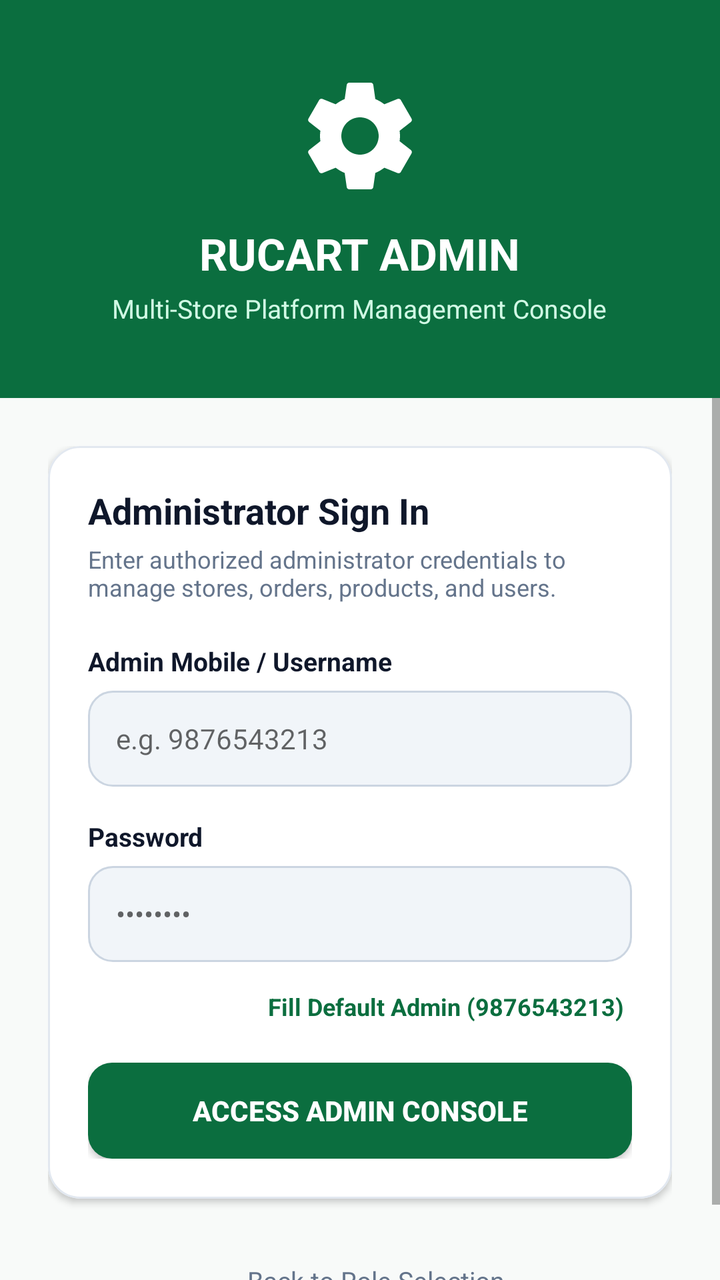
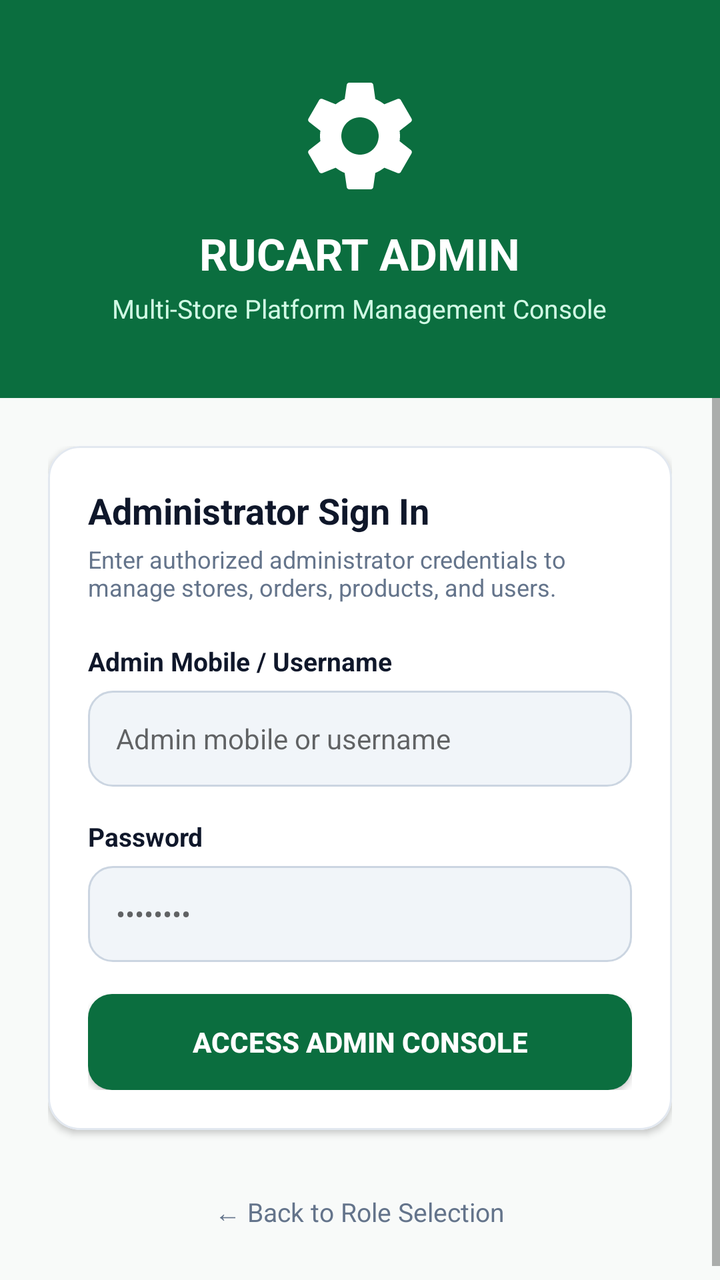

Before-and-after screenshots of an Android layout around one commit, followed by the original layout XML and the change that was made.
<!-- AndroidManifest.xml: application theme Theme.Rucart -->
<!-- res/layout/activity_admin_login.xml -->
<?xml version="1.0" encoding="utf-8"?>
<LinearLayout xmlns:android="http://schemas.android.com/apk/res/android"
    xmlns:app="http://schemas.android.com/apk/res-auto"
    android:layout_width="match_parent"
    android:layout_height="match_parent"
    android:background="@color/window_background"
    android:orientation="vertical">

    
    <LinearLayout
        android:layout_width="match_parent"
        android:layout_height="wrap_content"
        android:background="@color/primary_green"
        android:gravity="center"
        android:orientation="vertical"
        android:paddingVertical="36dp">

        <ImageView
            android:layout_width="64dp"
            android:layout_height="64dp"
            android:src="@drawable/ic_admin"
            app:tint="@color/white" />

        <TextView
            android:layout_width="wrap_content"
            android:layout_height="wrap_content"
            android:layout_marginTop="12dp"
            android:text="RUCART ADMIN"
            android:textColor="@color/white"
            android:textSize="22sp"
            android:textStyle="bold" />

        <TextView
            android:layout_width="wrap_content"
            android:layout_height="wrap_content"
            android:layout_marginTop="4dp"
            android:text="Multi-Store Platform Management Console"
            android:textColor="@color/accent_green_light"
            android:textSize="13sp" />
    </LinearLayout>

    <ScrollView
        android:layout_width="match_parent"
        android:layout_height="0dp"
        android:layout_weight="1"
        android:fillViewport="true">

        <LinearLayout
            android:layout_width="match_parent"
            android:layout_height="wrap_content"
            android:orientation="vertical"
            android:padding="24dp">

            <com.google.android.material.card.MaterialCardView
                android:layout_width="match_parent"
                android:layout_height="wrap_content"
                app:cardBackgroundColor="@color/white"
                app:cardCornerRadius="16dp"
                app:cardElevation="2dp"
                app:strokeColor="@color/divider_color"
                app:strokeWidth="1dp">

                <LinearLayout
                    android:layout_width="match_parent"
                    android:layout_height="wrap_content"
                    android:orientation="vertical"
                    android:padding="20dp">

                    <TextView
                        android:layout_width="wrap_content"
                        android:layout_height="wrap_content"
                        android:text="Administrator Sign In"
                        android:textColor="@color/text_primary"
                        android:textSize="18sp"
                        android:textStyle="bold" />

                    <TextView
                        android:layout_width="wrap_content"
                        android:layout_height="wrap_content"
                        android:layout_marginTop="4dp"
                        android:text="Enter authorized administrator credentials to manage stores, orders, products, and users."
                        android:textColor="@color/text_secondary"
                        android:textSize="12sp" />

                    
                    <TextView
                        android:layout_width="wrap_content"
                        android:layout_height="wrap_content"
                        android:layout_marginTop="20dp"
                        android:text="Admin Mobile / Username"
                        android:textColor="@color/text_primary"
                        android:textSize="13sp"
                        android:textStyle="bold" />

                    <EditText
                        android:id="@+id/etAdminPhone"
                        android:layout_width="match_parent"
                        android:layout_height="48dp"
                        android:layout_marginTop="6dp"
                        android:background="@drawable/bg_input_field"
                        android:hint="e.g. 9876543213"
                        android:inputType="phone"
                        android:maxLength="15"
                        android:paddingHorizontal="14dp"
                        android:textColor="@color/text_primary"
                        android:textSize="14sp" />

                    
                    <TextView
                        android:layout_width="wrap_content"
                        android:layout_height="wrap_content"
                        android:layout_marginTop="16dp"
                        android:text="Password"
                        android:textColor="@color/text_primary"
                        android:textSize="13sp"
                        android:textStyle="bold" />

                    <EditText
                        android:id="@+id/etAdminPassword"
                        android:layout_width="match_parent"
                        android:layout_height="48dp"
                        android:layout_marginTop="6dp"
                        android:background="@drawable/bg_input_field"
                        android:hint="••••••••"
                        android:inputType="textPassword"
                        android:paddingHorizontal="14dp"
                        android:textColor="@color/text_primary"
                        android:textSize="14sp" />

                    
                    <TextView
                        android:id="@+id/tvAdminQuickFill"
                        android:layout_width="wrap_content"
                        android:layout_height="wrap_content"
                        android:layout_gravity="end"
                        android:layout_marginTop="10dp"
                        android:padding="4dp"
                        android:text="Fill Default Admin (9876543213)"
                        android:textColor="@color/primary_green"
                        android:textSize="12sp"
                        android:textStyle="bold" />

                    
                    <ProgressBar
                        android:id="@+id/pbAdminLogin"
                        android:layout_width="wrap_content"
                        android:layout_height="wrap_content"
                        android:layout_gravity="center_horizontal"
                        android:layout_marginTop="16dp"
                        android:visibility="gone" />

                    
                    <androidx.appcompat.widget.AppCompatButton
                        android:id="@+id/btnAdminLogin"
                        android:layout_width="match_parent"
                        android:layout_height="48dp"
                        android:layout_marginTop="16dp"
                        android:background="@drawable/bg_button_primary"
                        android:text="Access Admin Console"
                        android:textColor="@color/white"
                        android:textSize="14sp"
                        android:textStyle="bold" />

                </LinearLayout>
            </com.google.android.material.card.MaterialCardView>

            
            <TextView
                android:id="@+id/tvBackToRoles"
                android:layout_width="wrap_content"
                android:layout_height="wrap_content"
                android:layout_gravity="center_horizontal"
                android:layout_marginTop="24dp"
                android:padding="8dp"
                android:text="← Back to Role Selection"
                android:textColor="@color/text_secondary"
                android:textSize="13sp" />

        </LinearLayout>
    </ScrollView>

</LinearLayout>
<!-- resources referenced by this layout -->
<resources>
  <color name="accent_green_light">#D1FAE5</color>
  <color name="divider_color">#E2E8F0</color>
  <color name="primary_green">#0B6E3F</color>
  <color name="text_primary">#0F172A</color>
  <color name="text_secondary">#64748B</color>
  <color name="white">#FFFFFF</color>
  <color name="window_background">#F8FAF9</color>
  <!-- drawable bg_button_primary (drawable) -->
  <?xml version="1.0" encoding="utf-8"?>
  <ripple xmlns:android="http://schemas.android.com/apk/res/android"
      android:color="#33FFFFFF">
      <item>
          <shape android:shape="rectangle">
              <solid android:color="@color/primary_green" />
              <corners android:radius="@dimen/corner_radius_medium" />
          </shape>
      </item>
  </ripple>
  <!-- drawable bg_input_field (drawable) -->
  <?xml version="1.0" encoding="utf-8"?>
  <selector xmlns:android="http://schemas.android.com/apk/res/android">
      <item android:state_focused="true">
          <shape android:shape="rectangle">
              <solid android:color="@color/white" />
              <stroke
                  android:width="1.5dp"
                  android:color="@color/primary_green" />
              <corners android:radius="@dimen/corner_radius_medium" />
          </shape>
      </item>
      <item>
          <shape android:shape="rectangle">
              <solid android:color="@color/input_background" />
              <stroke
                  android:width="1dp"
                  android:color="@color/input_stroke" />
              <corners android:radius="@dimen/corner_radius_medium" />
          </shape>
      </item>
  </selector>
  <!-- drawable ic_admin (drawable) -->
  <vector xmlns:android="http://schemas.android.com/apk/res/android"
      android:width="24dp"
      android:height="24dp"
      android:viewportWidth="24"
      android:viewportHeight="24">
      <path
          android:fillColor="@color/primary_green"
          android:pathData="M19.43,12.98c0.04,-0.32 0.07,-0.64 0.07,-0.98s-0.03,-0.66 -0.07,-0.98l2.11,-1.65c0.19,-0.15 0.24,-0.42 0.12,-0.64l-2,-3.46c-0.12,-0.22 -0.39,-0.3 -0.61,-0.22l-2.49,1c-0.52,-0.4 -1.08,-0.73 -1.69,-0.98l-0.38,-2.65C14.46,2.18 14.25,2 14,2h-4c-0.25,0 -0.46,0.18 -0.49,0.42l-0.38,2.65c-0.61,0.25 -1.17,0.59 -1.69,0.98l-2.49,-1c-0.23,-0.09 -0.49,0 -0.61,0.22l-2,3.46c-0.13,0.22 -0.07,0.49 0.12,0.64l2.11,1.65c-0.04,0.32 -0.07,0.65 -0.07,0.98s0.03,0.66 0.07,0.98l-2.11,1.65c-0.19,0.15 -0.24,0.42 -0.12,0.64l2,3.46c0.12,0.22 0.39,0.3 0.61,0.22l2.49,-1c0.52,0.4 1.08,0.73 1.69,0.98l0.38,2.65c0.03,0.24 0.24,0.42 0.49,0.42h4c0.25,0 0.46,-0.18 0.49,-0.42l0.38,-2.65c0.61,-0.25 1.17,-0.59 1.69,-0.98l2.49,1c0.23,0.09 0.49,0 0.61,-0.22l2,-3.46c0.12,-0.22 0.07,-0.49 -0.12,-0.64l-2.11,-1.65zM12,15.5c-1.93,0 -3.5,-1.57 -3.5,-3.5s1.57,-3.5 3.5,-3.5 3.5,1.57 3.5,3.5 -1.57,3.5 -3.5,3.5z" />
  </vector>
  <style name="Theme.Rucart" parent="Theme.MaterialComponents.DayNight.NoActionBar">
          
          <item name="colorPrimary">@color/primary_green</item>
          <item name="colorPrimaryVariant">@color/primary_green_dark</item>
          <item name="colorOnPrimary">@color/text_on_primary</item>
  
          
          <item name="colorSecondary">@color/accent_green</item>
          <item name="colorSecondaryVariant">@color/primary_green_light</item>
          <item name="colorOnSecondary">@color/white</item>
  
          
          <item name="android:statusBarColor">@color/primary_green_dark</item>
          <item name="android:windowLightStatusBar">false</item>
          <item name="android:navigationBarColor">@color/white</item>
          <item name="android:windowLightNavigationBar">true</item>
  
          
          <item name="android:windowBackground">@color/window_background</item>
      </style>
  <dimen name="corner_radius_medium">12dp</dimen>
  <color name="input_background">#F1F5F9</color>
  <color name="input_stroke">#CBD5E1</color>
  <color name="primary_green_dark">#074D2B</color>
  <color name="text_on_primary">#FFFFFF</color>
  <color name="accent_green">#00A859</color>
  <color name="primary_green_light">#13884C</color>
</resources>

<!-- the commit's change to res/layout/activity_admin_login.xml (unified diff, before → after) -->
@@ -98,7 +98,7 @@
                         android:layout_height="48dp"
                         android:layout_marginTop="6dp"
                         android:background="@drawable/bg_input_field"
-                        android:hint="e.g. 9876543213"
+                        android:hint="Admin mobile or username"
                         android:inputType="phone"
                         android:maxLength="15"
                         android:paddingHorizontal="14dp"
@@ -126,19 +126,6 @@
                         android:paddingHorizontal="14dp"
                         android:textColor="@color/text_primary"
                         android:textSize="14sp" />
-
-                    
-                    <TextView
-                        android:id="@+id/tvAdminQuickFill"
-                        android:layout_width="wrap_content"
-                        android:layout_height="wrap_content"
-                        android:layout_gravity="end"
-                        android:layout_marginTop="10dp"
-                        android:padding="4dp"
-                        android:text="Fill Default Admin (9876543213)"
-                        android:textColor="@color/primary_green"
-                        android:textSize="12sp"
-                        android:textStyle="bold" />
 
                     
                     <ProgressBar
